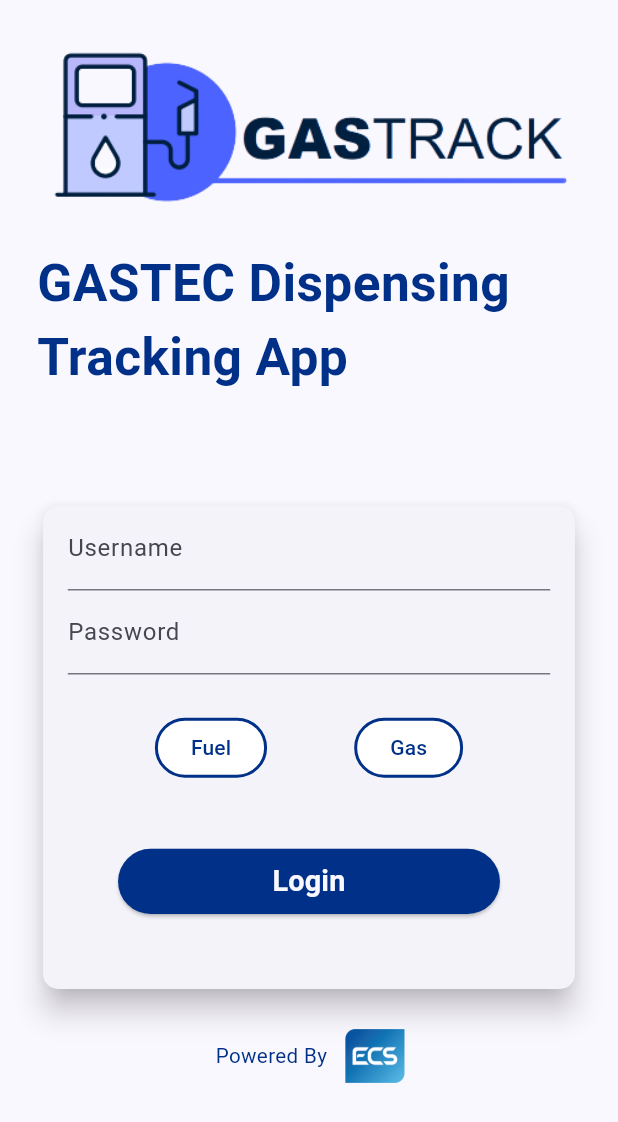
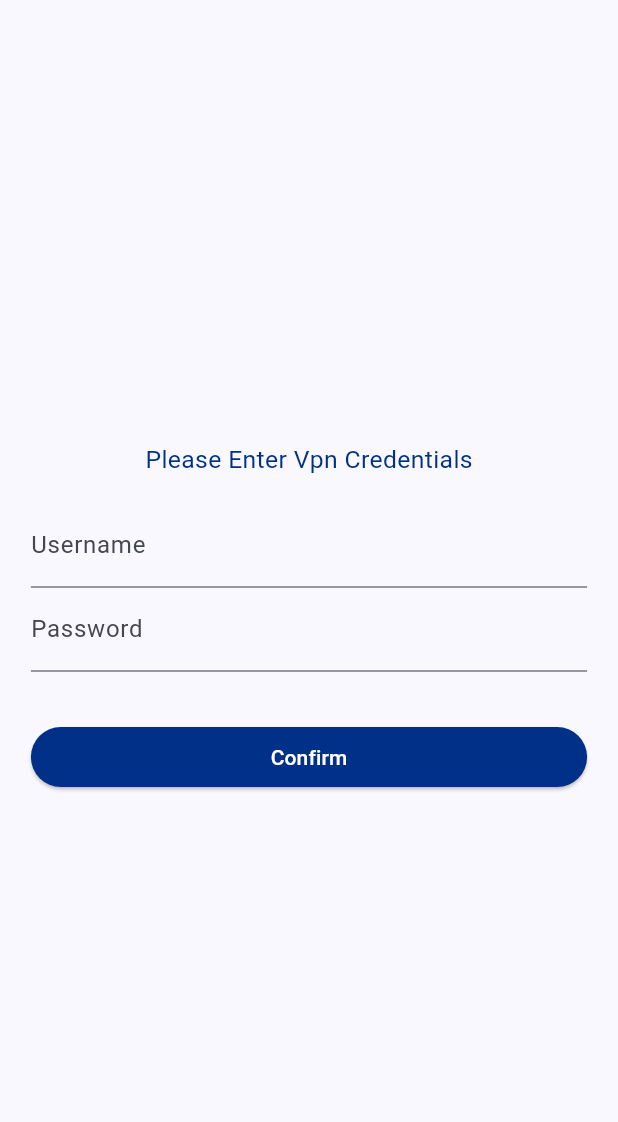
Before and after one commit to youssefasultan/GASTrack, a Flutter app: the screen it shows after launch, on a phone screen of 412 x 824 dp. Shown: the top 1122 px of the screen. Run offline on Flutter 3.47's test engine with Material 3 defaults, Android fonts, the phone set to English and light mode, and no system bars; our stand-ins replace animated_splash_screen, dotted_border, firebase_core, flutter_dotenv, flutter_secure_storage, internet_connection_checker_plus and 3 more; missing offline and left inert: cunning_document_scanner, openvpn_flutter; accounts and stored records are empty; generated files the repository leaves out were written again; Roboto replaces fonts that are missing (Babas, Bebas).

Commit message:
updated vpn

```diff
--- a/lib/app.dart
+++ b/lib/app.dart
@@ -4,7 +4,7 @@ import 'package:flutter_localizations/flutter_localizations.dart';
 import 'package:gas_track/core/extentions/context_ext.dart';
 import 'package:gas_track/core/network/open_vpn.dart';
 import 'package:gas_track/core/view/splash_screen.dart';
-import 'package:gas_track/core/view/ui/ui_constants.dart';
+import 'package:gas_track/core/constants/ui_constants.dart';
 import 'package:gas_track/features/auth/controller/auth_provider.dart';
 import 'package:gas_track/features/auth/view/auth_screen.dart';
 import 'package:gas_track/features/home/controller/hanging_unit_provider.dart';
@@ -12,11 +12,14 @@ import 'package:gas_track/features/home/view/home_screen.dart';
 import 'package:gas_track/features/payment/controller/payments_provider.dart';
 import 'package:flutter_gen/gen_l10n/app_localizations.dart';
 import 'package:gas_track/features/payment/view/payment_screen.dart';
+import 'package:gas_track/vpn_screen.dart';
 import 'package:page_transition/page_transition.dart';
 import 'package:permission_handler/permission_handler.dart';
 
 import 'package:provider/provider.dart';
 import 'package:sizer/sizer.dart';
+
+import 'core/data/shared_pref/shared.dart';
 
 class MainApp extends StatefulWidget {
   const MainApp({super.key});
@@ -38,10 +41,12 @@ class _MainAppState extends State<MainApp> with WidgetsBindingObserver {
     final vpn = OpenVpnService();
 
     // check whether application is paused then disconnect vpn else re-connect
+    if (vpn.openvpn != null) {
       if (state == AppLifecycleState.paused) {
         vpn.disconnect();
       } else if (state == AppLifecycleState.resumed) {
         vpn.connect();
+      }
     }
   }
 
@@ -80,8 +85,8 @@ class _MainAppState extends State<MainApp> with WidgetsBindingObserver {
         ),
       ],
       child: Consumer<OpenVpnService>(
-        builder: (context, vpn, child) => Sizer(
-          builder: (context, orientation, deviceType) {
+        builder: (_, vpn, child) => Sizer(
+          builder: (_, orientation, deviceType) {
             return MaterialApp(
               onGenerateTitle: (context) {
                 return context.translate.appTitle;
@@ -119,18 +124,27 @@ class _MainAppState extends State<MainApp> with WidgetsBindingObserver {
                     if (!_) Permission.notification.request();
                   });
 
-                  // init vpn and connect
+                  final shared = Shared();
+
+                  // cheack if there is vpn credentials
+                  final cred = await shared.getVpnCredentials();
+
+                  if (cred['user'] != null && cred['pass'] != null) {
                     vpn.init();
                     vpn.connect();
 
                     Future.delayed(const Duration(seconds: 5));
 
                     return const AuthScreen();
+                  } else {
+                    return VpnScreen();
+                  }
                 },
               ),
               routes: {
                 HomeScreen.routeName: (context) => const HomeScreen(),
                 PaymentScreen.routeName: (context) => const PaymentScreen(),
+                AuthScreen.routeName: (context) => const AuthScreen(),
               },
             );
           },
--- a/lib/core/data/repo/hangingUnits/hanging_unit_repo.dart
+++ b/lib/core/data/repo/hangingUnits/hanging_unit_repo.dart
@@ -8,9 +8,11 @@ import 'package:gas_track/features/home/model/tank.dart';
 class HangingUnitRepo {
   HangingUnitRepo();
 
+  final shared = Shared();
+
   Future<List<dynamic>> fetchProducts() async {
     try {
-      final userData = await Shared.getUserdata();
+      final userData = await shared.getUserdata();
 
       final response = await RequestBuilder.buildGetRequest(
           "GasoItemsSet?\$filter=FunctionalLocation eq '${userData['funLoc']}' and ShiftType eq '${userData['shiftType']}'&");
@@ -30,7 +32,7 @@ class HangingUnitRepo {
 
   Future<Map<String, double>> getCredit() async {
     try {
-      final userData = await Shared.getUserdata();
+      final userData = await shared.getUserdata();
 
       final response = await RequestBuilder.buildGetRequest(
           "GetConditionsSet?\$filter=ShiftLocation eq '${userData['funLoc']}' and ShiftType eq '${userData['shiftType']}' and ShiftNo eq '${userData['shiftNo']}' and ShiftDate eq '${userData['formattedDate']!.replaceAll('-', '')}' &");
--- a/lib/core/data/repo/payment/payment_repo.dart
+++ b/lib/core/data/repo/payment/payment_repo.dart
@@ -9,6 +9,8 @@ import 'package:gas_track/features/payment/model/summery.dart';
 
 class PaymentRepo {
   PaymentRepo();
+
+  final shared = Shared();
 
   Future<List<Payment>> fetchPayments(String shiftType) async {
     try {
@@ -24,7 +26,7 @@ class PaymentRepo {
       final List<Payment> loadedPayments = [];
 
       String sysDate = extractedData.first['Sdate'];
-      await Shared.saveSystemDate(sysDate);
+      await shared.saveSystemDate(sysDate);
 
       for (var element in extractedData) {
         final paymentType = element['PaymentType'];
@@ -96,7 +98,7 @@ class PaymentRepo {
   Future<List<Summery>> getSummery() async {
     try {
       // return all day total for each payment type, total collection and total sales
-      final userData = await Shared.getUserdata();
+      final userData = await shared.getUserdata();
 
       var response = await RequestBuilder.buildGetRequest(
           "GasAdminSet?\$filter=ShiftLocation eq '${userData['funLoc']}' and ShiftType eq '${userData['shiftType']}' and ShiftDate eq datetime'${userData['formattedDate']}T00:00:00'&");
--- a/lib/core/data/request_builder.dart
+++ b/lib/core/data/request_builder.dart
@@ -16,6 +16,7 @@ class RequestBuilder {
   RequestBuilder._();
   static String? _token;
   static String? _cookie;
+  final shared = Shared();
 
   static Future<http.Response> buildGetRequest(String entitySet) async {
     String basicAuth =
@@ -96,7 +97,7 @@ class RequestBuilder {
       String cashImg,
       List<String> visaImgs,
       bool endDay) async {
-    var userData = await Shared.getUserdata();
+    var userData = await Shared().getUserdata();
     String cashBase64String = '';
     List<String> visaBase64String = [];
 
--- a/lib/core/view/dialog/dialog_widgets/confirmation_widget.dart
+++ b/lib/core/view/dialog/dialog_widgets/confirmation_widget.dart
@@ -1,6 +1,6 @@
 import 'package:flutter/material.dart';
 import 'package:gas_track/core/extentions/context_ext.dart';
-import 'package:gas_track/core/view/ui/ui_constants.dart';
+import 'package:gas_track/core/constants/ui_constants.dart';
 import 'package:gas_track/features/home/model/hose.dart';
 import 'package:gas_track/features/home/model/tank.dart';
 import 'package:flutter_gen/gen_l10n/app_localizations.dart';
--- a/lib/core/view/dialog/dialog_widgets/summery_widget.dart
+++ b/lib/core/view/dialog/dialog_widgets/summery_widget.dart
@@ -98,7 +98,7 @@ class _SummeryWidgetState extends State<SummeryWidget> {
                             .map((e) => DataRow(
                                   cells: [
                                     DataCell(Text(e.shift)),
-                                    DataCell(Text(getTitle(e.paymentType))),
+                                    DataCell(Text(e.paymentType)),
                                     DataCell(Text(e.value.toString())),
                                   ],
                                 ))
--- a/lib/core/view/ui/powered_by_ecs.dart
+++ b/lib/core/view/ui/powered_by_ecs.dart
@@ -1,5 +1,5 @@
 import 'package:flutter/material.dart';
-import 'package:gas_track/core/view/ui/ui_constants.dart';
+import 'package:gas_track/core/constants/ui_constants.dart';
 import 'package:sizer/sizer.dart';
 
 class PoweredByEcs extends StatelessWidget {
--- a/lib/features/home/controller/hanging_unit_provider.dart
+++ b/lib/features/home/controller/hanging_unit_provider.dart
@@ -54,7 +54,7 @@ class HangingUnitsProvider with ChangeNotifier {
   }
 
   Future<void> fetchHangingUnitsFromApi() async {
-    final userData = await Shared.getUserdata();
+    final userData = await Shared().getUserdata();
 
     final extractedData = await hangingUnitRpo.fetchProducts();
 
--- a/lib/features/home/view/home_widgets/tank_list_tile.dart
+++ b/lib/features/home/view/home_widgets/tank_list_tile.dart
@@ -1,6 +1,6 @@
 import 'package:flutter/material.dart';
 import 'package:gas_track/core/extentions/context_ext.dart';
-import 'package:gas_track/core/view/ui/ui_constants.dart';
+import 'package:gas_track/core/constants/ui_constants.dart';
 import 'package:sizer/sizer.dart';
 
 class TankListTile extends StatefulWidget {
--- a/lib/features/home/view/home_widgets/user_card.dart
+++ b/lib/features/home/view/home_widgets/user_card.dart
@@ -2,7 +2,7 @@ import 'package:flutter/material.dart';
 import 'package:gas_track/core/extentions/context_ext.dart';
 import 'package:sizer/sizer.dart';
 
-import '../../../../core/view/ui/ui_constants.dart';
+import '../../../../core/constants/ui_constants.dart';
 
 class UserCard extends StatelessWidget {
   const UserCard({
--- a/lib/features/payment/view/payment_widgets/payment_card.dart
+++ b/lib/features/payment/view/payment_widgets/payment_card.dart
@@ -2,7 +2,7 @@ import 'package:flutter/material.dart';
 import 'package:gas_track/core/extentions/context_ext.dart';
 import 'package:sizer/sizer.dart';
 
-import '../../../../core/view/ui/ui_constants.dart';
+import '../../../../core/constants/ui_constants.dart';
 
 class PaymentCard extends StatelessWidget {
   const PaymentCard({
--- a/lib/l10n/app_ar.arb
+++ b/lib/l10n/app_ar.arb
@@ -79,6 +79,8 @@
   "connecting": "يتم الاتصال",
   "connected": "تم الاتصال",
   "shyftTypeError": "من فضلك اختر نوع الشيفت",
-  "creditError": "اجمالي الكم يجب ان يكون اكبر من كم الأجل"
+  "creditError": "اجمالي الكم يجب ان يكون اكبر من كم الأجل",
+  "vpnCred": "من فضلك ادخل تحقيق حساب ال vpn",
+  "vpnError": " تاكد من تحقيق حساب ال vpn "
 
 }
--- a/lib/l10n/app_en.arb
+++ b/lib/l10n/app_en.arb
@@ -79,6 +79,8 @@
   "connecting": "Connecting",
   "connected": "Connected",
   "shyftTypeError": "Please choose shift type",
-  "creditError": "Actual Quantity must be greater than credit quantity"
+  "creditError": "Actual Quantity must be greater than credit quantity",
+  "vpnCred": "Please Enter Vpn Credentials",
+  "vpnError": "Please Check Vpn Credentials"
 
 }
--- /dev/null
+++ b/lib/vpn_screen.dart
@@ -0,0 +1,121 @@
+import 'package:flutter/material.dart';
+import 'package:gas_track/core/data/shared_pref/shared.dart';
+import 'package:gas_track/core/extentions/context_ext.dart';
+import 'package:gas_track/core/network/open_vpn.dart';
+import 'package:gas_track/features/auth/view/auth_screen.dart';
+import 'package:openvpn_flutter/openvpn_flutter.dart';
+import 'package:sizer/sizer.dart';
+
+import 'core/constants/ui_constants.dart';
+
+class VpnScreen extends StatelessWidget {
+  VpnScreen({super.key});
+
+  final GlobalKey<FormState> formKey = GlobalKey();
+  final passwordController = TextEditingController();
+  final usernameController = TextEditingController();
+
+  final shared = Shared();
+  final vpn = OpenVpnService();
+
+  @override
+  Widget build(BuildContext context) {
+    return Scaffold(
+      body: Center(
+        child: Padding(
+          padding: EdgeInsets.symmetric(horizontal: 5.w),
+          child: Column(
+            mainAxisSize: MainAxisSize.min,
+            children: [
+              Text(
+                context.translate.vpnCred,
+                style: TextStyle(fontSize: 12.sp, color: blueColor),
+              ),
+              SizedBox(height: 2.h),
+              Form(
+                key: formKey,
+                child: Column(
+                  children: [
+                    TextFormField(
+                      controller: usernameController,
+                      decoration: InputDecoration(
+                        labelText: context.translate.username,
+                      ),
+                      keyboardType: TextInputType.name,
+                      validator: (value) {
+                        if (value!.isEmpty) {
+                          return context.translate.invalidUsername;
+                        }
+                        return null;
+                      },
+                    ),
+                    TextFormField(
+                      controller: passwordController,
+                      decoration: InputDecoration(
+                        labelText: context.translate.password,
+                      ),
+                      keyboardType: TextInputType.name,
+                      obscureText: true,
+                      validator: (value) {
+                        if (value!.isEmpty) {
+                          // password validation
+                          return context.translate.shortPassword;
+                        }
+
+                        return null;
+                      },
+                    ),
+                    SizedBox(height: 4.h),
+                    SizedBox(
+                      width: double.infinity,
+                      child: ElevatedButton(
+                        onPressed: () async {
+                          if (!formKey.currentState!.validate()) {
+                            return;
+                          }
+
+                          await shared.saveVpnCredentials(
+                            usernameController.text,
+                            passwordController.text,
+                          );
+
+                          // init vpn and connect
+
+                          vpn.init();
+                          vpn.connect();
+
+                          if (!context.mounted) return;
+                          context.dialogBuilder.showLoadingIndicator('');
+                          // wait for vpn to connect
+                          await Future.delayed(
+                            const Duration(seconds: 10),
+                            () {
+                              context.dialogBuilder.hideOpenDialog();
+                            },
+                          );
+                          if (!context.mounted) return;
+                          if (vpn.stage == VPNStage.connected) {
+                            Navigator.pushReplacementNamed(
+                                context, AuthScreen.routeName);
+                          } else {
+                            context.dialogBuilder
+                                .showSnackBar(context.translate.vpnError);
+                          }
+                        },
+                        style: ElevatedButton.styleFrom(
+                          backgroundColor: blueColor,
+                          foregroundColor: Colors.white,
+                        ),
+                        child: Text(context.translate.confirm),
+                      ),
+                    )
+                  ],
+                ),
+              ),
+            ],
+          ),
+        ),
+      ),
+    );
+  }
+}
```
Also changed, not shown: lib/core/data/shared_pref/shared.dart (+86 -55 lines), lib/core/network/open_vpn.dart (+14 -9 lines), lib/core/view/dialog/dialog_builder.dart (+9 -4 lines), lib/features/auth/controller/auth_provider.dart (+6 -10 lines), lib/core/constants/ui_constants.dart (renamed from lib/core/view/ui/ui_constants.dart). Lines whose indentation alone changed are shown as unchanged.
